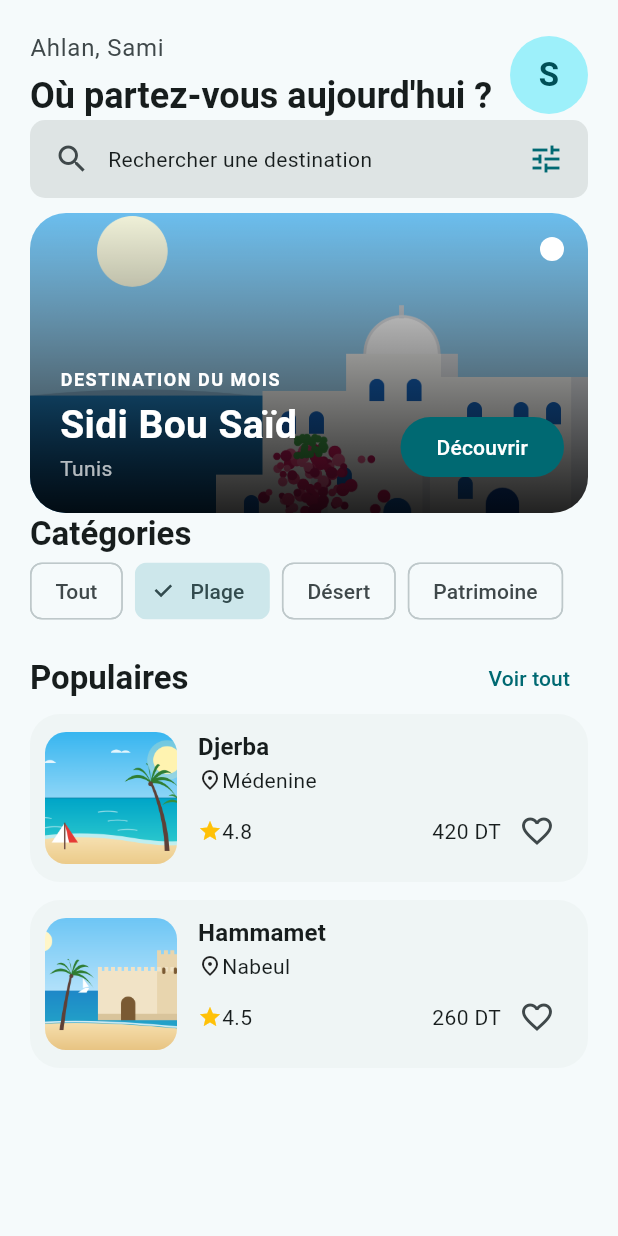
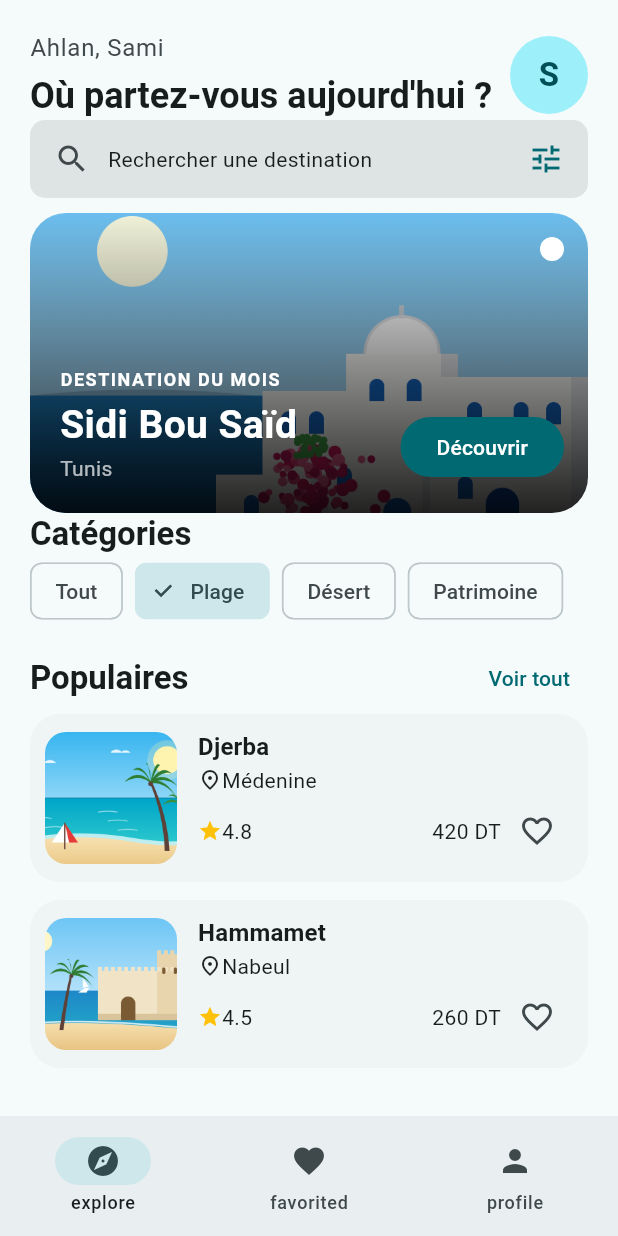
Before and after one commit to camiouna/rihla, a Flutter app: the screen it shows after launch, after a tap on "Plage", on a phone screen of 412 x 824 dp. Run offline on Flutter 3.47's test engine with Material 3 defaults, Android fonts, the phone set to English and light mode, and no system bars.

Commit message:
palier 7 : barre de navigation

```diff
--- a/lib/screens/home_screen.dart
+++ b/lib/screens/home_screen.dart
@@ -17,9 +17,8 @@ class HomeScreen extends StatefulWidget {
 
 class _HomeScreenState extends State<HomeScreen> {
   String _categorie = 'Tout';
+  int _onglet = 0;
 
-  // TODO 1 : si _categorie vaut 'Tout', renvoyer destinations ;
-  // sinon, seulement celles dont categorie == _categorie.
   List<Destination> get _filtrees {
     if (_categorie == 'Tout') {
       return destinations;
@@ -29,12 +28,8 @@ class _HomeScreenState extends State<HomeScreen> {
         .where((destination) => destination.categorie == _categorie)
         .toList();
   }
-
-  @override
-  Widget build(BuildContext context) {
-    return Scaffold(
-      body: SafeArea(
-        child: ListView(
+  Widget _construireAccueil(){
+      return ListView(
           padding: const EdgeInsets.all(20),
           children: [
             HomeHeader(prenom: 'Sami'),
@@ -68,7 +63,24 @@ class _HomeScreenState extends State<HomeScreen> {
             SectionTitle(title: 'Populaires', action: 'Voir tout'),
             for (var d in _filtrees) DestinationCard(key: ValueKey(d.nom),destination: d),
           ],
-        ),
+        );
+  }
+
+  @override
+  Widget build(BuildContext context) {
+    return Scaffold(
+      bottomNavigationBar: NavigationBar(destinations: [
+        NavigationDestination(icon: Icon(Icons.explore),label:"explore"),
+        NavigationDestination(icon: Icon(Icons.favorite),label:"favorited"),
+        NavigationDestination(icon: Icon(Icons.person),label:"profile"),
+      ],onDestinationSelected: (selectedIndex) {
+        setState(() {
+          _onglet = selectedIndex;
+        });
+      },
+      ),
+      body: SafeArea(
+        child: _onglet==0? _construireAccueil():Center(child:Text("Bientot disponible")),
       ),
     );
   }
```
